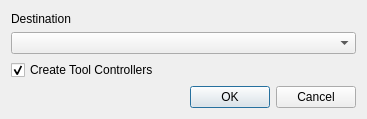
The window that src/Mod/Path/Gui/Resources/panels/DlgToolCopy.ui (berndhahnebach/All_FreeCAD) describes before a commit, drawn with Qt 5.
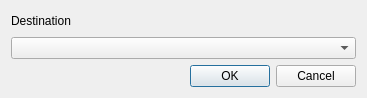
The same window after the commit.

Patch:
```diff
--- a/src/Mod/Path/Gui/Resources/panels/DlgToolCopy.ui
+++ b/src/Mod/Path/Gui/Resources/panels/DlgToolCopy.ui
@@ -10,7 +10,7 @@
     <x>0</x>
     <y>0</y>
     <width>367</width>
-    <height>119</height>
+    <height>98</height>
    </rect>
   </property>
   <property name="sizePolicy">
@@ -33,16 +33,6 @@
    <item>
     <widget class="QComboBox" name="cboTarget"/>
    </item>
-   <item>
-    <widget class="QCheckBox" name="chkMakeController">
-     <property name="text">
-      <string>Create Tool Controllers</string>
-     </property>
-     <property name="checked">
-      <bool>true</bool>
-     </property>
-    </widget>
-   </item>
    <item>
     <widget class="QDialogButtonBox" name="buttonBox">
      <property name="orientation">
```
